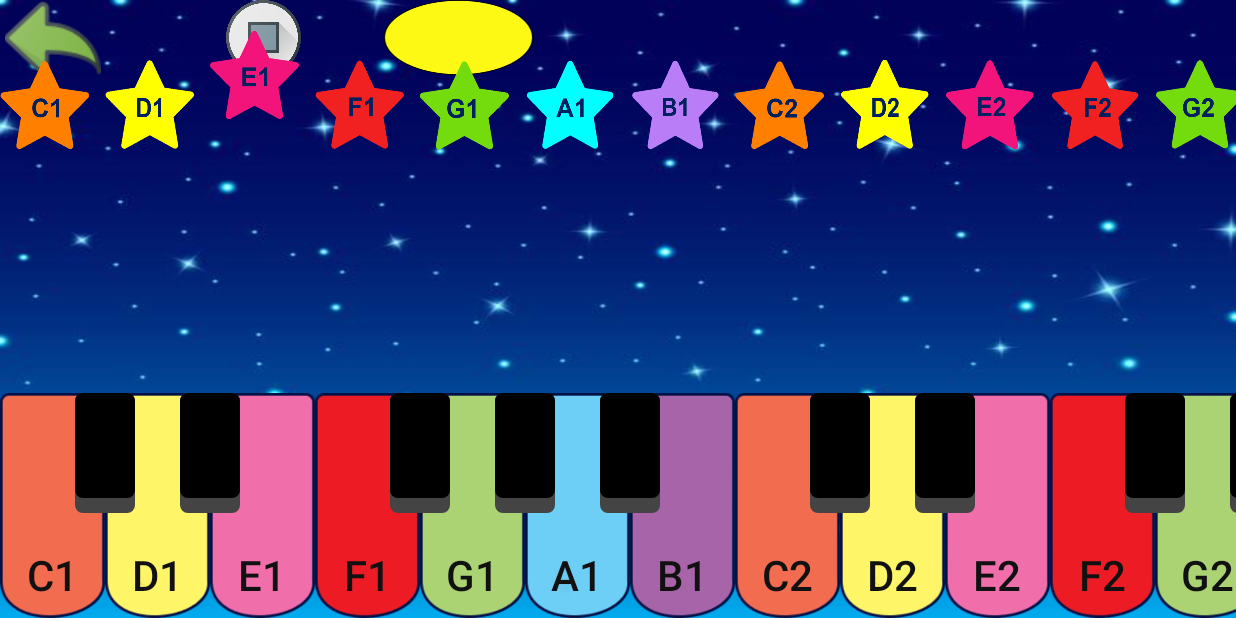
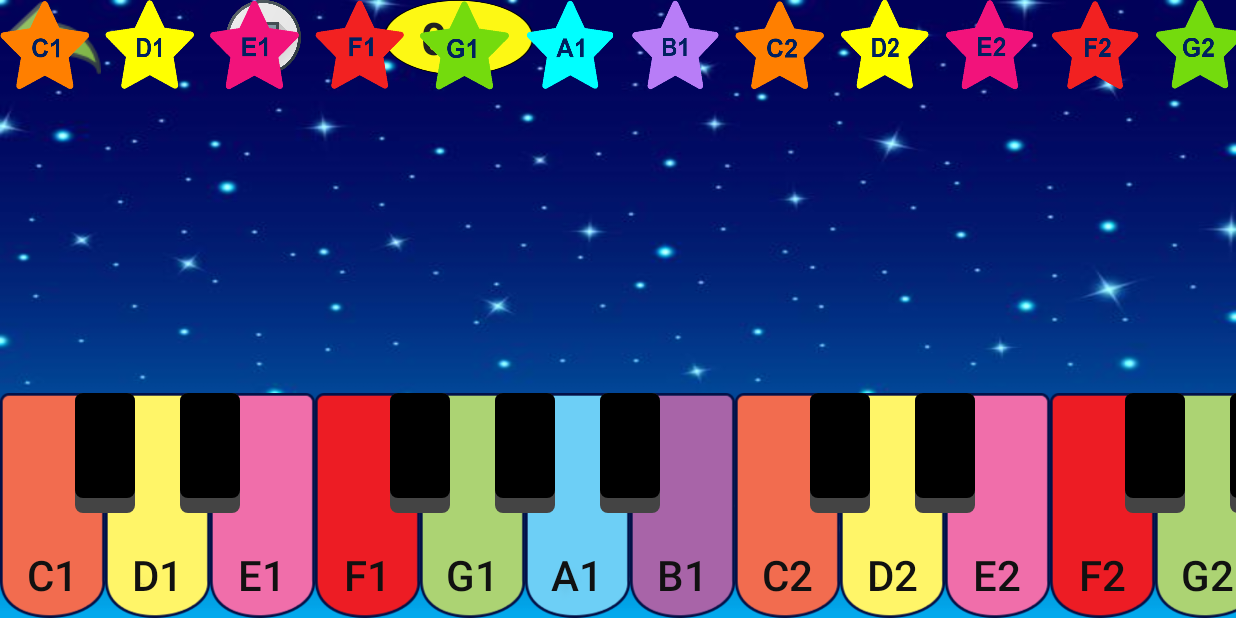
Before and after one commit to linhmiyano99/PianoForKid, an Android app: the SaveMusicActivity screen opened directly, with no data from a screen before it, after a tap on "C1", on a phone screen of 824 x 412 dp (held sideways). Run offline under Robolectric (Android 15) with nearby library versions, the phone set to English and light mode, and no system bars; our stand-ins replace Room's generated code.

Commit message:
fix done save mussic

```diff
--- a/app/src/main/java/com/example/pianoforkid/view/activity/SaveMusicActivity.java
+++ b/app/src/main/java/com/example/pianoforkid/view/activity/SaveMusicActivity.java
@@ -13,6 +13,7 @@ import android.widget.Button;
 import android.widget.EditText;
 import android.widget.ImageButton;
 import android.widget.ImageView;
+import android.widget.TextView;
 import android.widget.Toast;
 
 import androidx.appcompat.app.AlertDialog;
@@ -79,6 +80,7 @@ public class SaveMusicActivity extends AppCompatActivity implements View.OnClick
 	int lastNote = -1;
 
 	KeyNote keyNote;
+	TextView txt_note;
 
 	public static void startActivity(Context context){
 		Intent intent = new Intent(context, SaveMusicActivity.class);
@@ -140,27 +142,35 @@ public class SaveMusicActivity extends AppCompatActivity implements View.OnClick
 		btn13.setOnClickListener(this);
 		btn14.setOnClickListener(this);
 
-		imageA = findViewById(R.id.imageView1);
-		imageB = findViewById(R.id.imageView2);
-		imageC = findViewById(R.id.imageView3);
-		imageD = findViewById(R.id.imageView4);
-		imageE = findViewById(R.id.imageView5);
-		imageF = findViewById(R.id.imageView6);
-		imageG = findViewById(R.id.imageView7);
-		imageA2 = findViewById(R.id.imageView8);
-		imageB2 = findViewById(R.id.imageView9);
-		imageC2 = findViewById(R.id.imageView10);
-		imageD2 = findViewById(R.id.imageView11);
-		imageE2 = findViewById(R.id.imageView12);
-		imageF2 = findViewById(R.id.imageView13);
-		imageG2 = findViewById(R.id.imageView14);
-		onUp = imageA.getTop() - 80;
-		onUp2 = imageA2.getTop() - 80;
-		resetAllNote();
-		onDown = imageA.getTop() + 30;
-		onUp = onDown + 30;
-		onDown2= imageA2.getTop() + 30;
-		onUp2= onDown + 30;
+		imageC = findViewById(R.id.imageView1);
+		imageD = findViewById(R.id.imageView2);
+		imageE = findViewById(R.id.imageView3);
+		imageF = findViewById(R.id.imageView4);
+		imageG = findViewById(R.id.imageView5);
+		imageA = findViewById(R.id.imageView6);
+		imageB = findViewById(R.id.imageView7);
+		imageC2 = findViewById(R.id.imageView8);
+		imageD2 = findViewById(R.id.imageView9);
+		imageE2 = findViewById(R.id.imageView10);
+		imageF2 = findViewById(R.id.imageView11);
+		imageG2 = findViewById(R.id.imageView12);
+		imageA2 = findViewById(R.id.imageView13);
+		imageB2 = findViewById(R.id.imageView14);
+
+		txt_note = findViewById(R.id.txt_note);
+		txt_note.setText(String.valueOf(songLeft));
+
+	}
+
+	@Override
+	public void onWindowFocusChanged(boolean hasFocus) {
+		super.onWindowFocusChanged(hasFocus);
+		Log.d("onWindowFocusChanged", "xx");
+
+		onUp = (int) imageA.getY();
+		onUp2 = (int) imageA2.getY();
+		onDown = onUp - 100;
+		onDown2 = onUp2 - 100;
 
 	}
 
@@ -177,6 +187,7 @@ public class SaveMusicActivity extends AppCompatActivity implements View.OnClick
 		Log.d("Sound", String.valueOf(lastDown));
 		if(record_status == 1){
 			songLeft++;
+			txt_note.setText(String.valueOf(songLeft));
 		}
 		if (lastDown > 0) {
 			lastDuration = System.currentTimeMillis() - lastDown;
@@ -233,10 +244,9 @@ public class SaveMusicActivity extends AppCompatActivity implements View.OnClick
 		sound = new Sound();
 		lastDown = System.currentTimeMillis();
 		sound.setNote(note);
+		Log.d("XXX", String.valueOf(note));
+
 		check(note);
-		/*if (soundPlayer.isNotePlaying(note)) {
-			soundPlayer.playNote(note);
-		}*/
 		keyNote.playNote(note);
 	}
 
@@ -244,20 +254,20 @@ public class SaveMusicActivity extends AppCompatActivity implements View.OnClick
 
 		if (record_status == 0) {
 			button_record.setBackgroundColor(Color.parseColor("#0BC205"));
-			//button_record.setBackground(this.getResources().getDrawable(R.drawable.round_button_pressed));
-			//button_record.setText(R.string.record_ing);
+			button_record.setImageResource(R.drawable.play);
 			record_status = 1;
 			resetSetSong();
+			resetAllNote();
 		} else {
 			if (record_status == 1) {
 				button_record.setBackgroundColor(Color.parseColor("#fa09ad"));
-				//button_record.setBackground(this.getResources().getDrawable(R.drawable.round_button));
-				//button_record.setText(R.string.recording);
+				button_record.setImageResource(R.drawable.pause);
 				showAlertDialogButtonClicked();
 				record_status = 0;
 			}
 		}
 		songLeft = 0;
+		txt_note.setText(String.valueOf(songLeft));
 	}
 
 	public void showAlertDialogButtonClicked() {
@@ -300,13 +310,12 @@ public class SaveMusicActivity extends AppCompatActivity implements View.OnClick
 	}
 	public void check(int note) {
 		resetAllNote();
-/*
-		if (soundPlayer.isNotePlaying(note)) {
-			soundPlayer.playNote(note);
-		}*/
+
 		keyNote.playNote(note);
 		setNoteAni(note);
 		clearAni(lastNote);
+		Log.d("XXX_image", String.valueOf(note));
+
 		switch (note) {
 			case 1:
 				imageC.setY(onDown);
@@ -375,7 +384,6 @@ public class SaveMusicActivity extends AppCompatActivity implements View.OnClick
 		position = 0;
 		lastDown = 0;
 		lastDuration = 0;
-		resetAllNote();
 	}
 
 	void setNoteAni(int note){
```
Also changed, not shown: app/src/main/java/com/example/pianoforkid/view/activity/MainActivity.java (deleted, +0 -26 lines), app/src/main/res/layout/activity_main.xml (deleted, +0 -13 lines).
